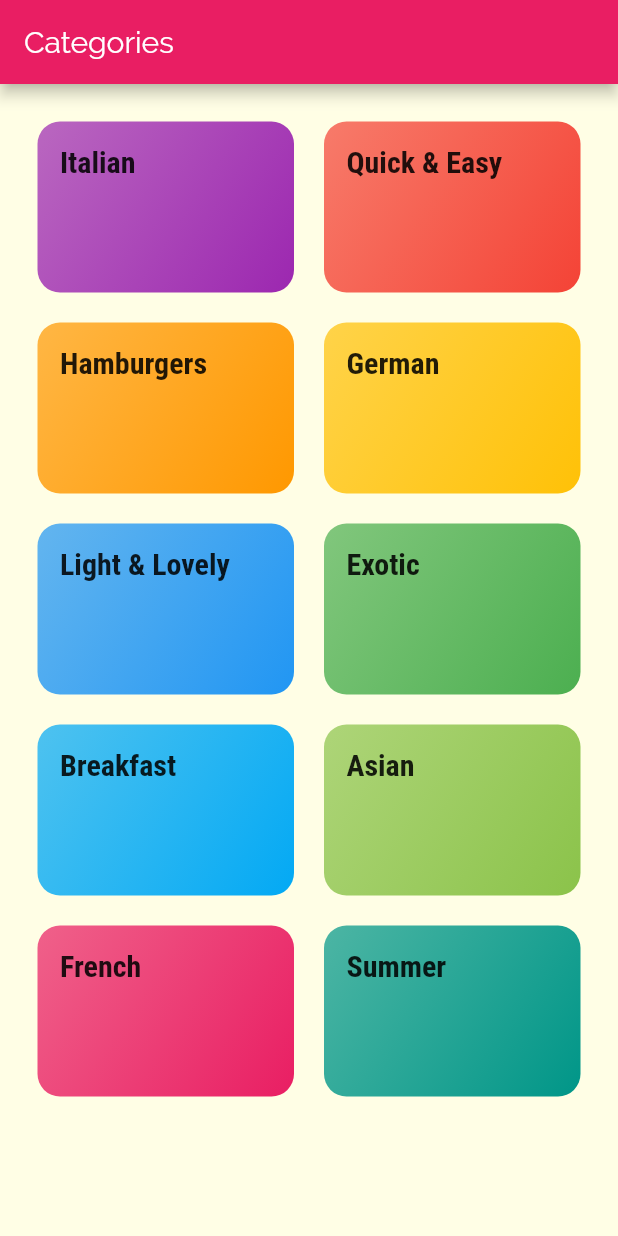
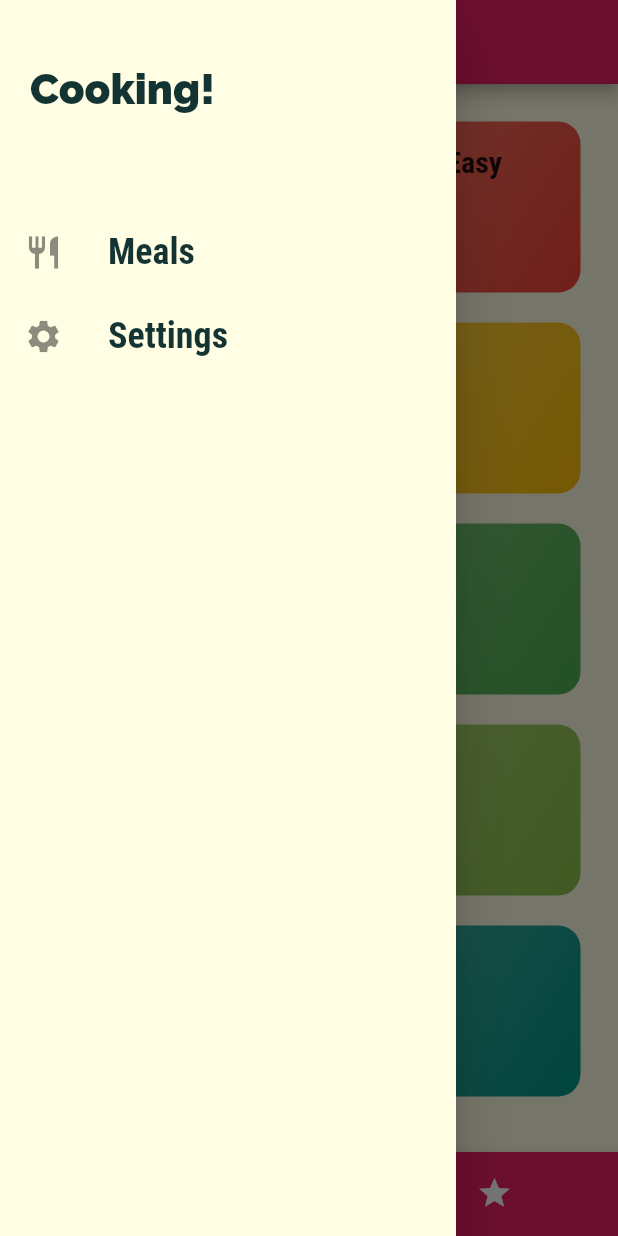
Before and after one commit to aliparchekan/flutter-meals-app, a Flutter app: the screen it shows after launch, with the side drawer open (before the commit the screen has no drawer), on a phone screen of 412 x 824 dp. Run offline on Flutter 3.47's test engine with Material 2 defaults, Android fonts, the phone set to English and light mode, and no system bars.

Commit message:
add tabs

```diff
--- a/lib/main.dart
+++ b/lib/main.dart
@@ -1,4 +1,6 @@
 import 'package:flutter/material.dart';
+import './screens/settings_screen.dart';
+import './screens/tabs-screen.dart';
 
 import 'screens/category_meals_screen.dart';
 import 'screens/meal_detail_screen.dart';
@@ -34,9 +36,10 @@ class MyApp extends StatelessWidget {
       ),
       //home: CategoriesScreen(),
       routes: {
-        '/': (_) => CategoriesScreen(),
+        '/': (_) => TabsScreen(),
         CategoryMealsScreen.routeName: (ctx) => CategoryMealsScreen(),
         MealDetailScreen.routeName: (ctx) => MealDetailScreen(),
+        SettingsScreen.routeName: (ctx) => SettingsScreen(),
       },
       onUnknownRoute: (settings) {
         return MaterialPageRoute(builder: (ctx) => CategoriesScreen());
--- a/lib/screens/categories_screen.dart
+++ b/lib/screens/categories_screen.dart
@@ -7,11 +7,7 @@ import '../dummy_data.dart';
 class CategoriesScreen extends StatelessWidget {
   @override
   Widget build(BuildContext context) {
-    return Scaffold(
-      appBar: AppBar(
-        title: const Text('Categories'),
-      ),
-      body: GridView(
+    return GridView(
       padding: const EdgeInsets.all(25),
       gridDelegate: SliverGridDelegateWithMaxCrossAxisExtent(
         maxCrossAxisExtent: 200,
@@ -22,7 +18,6 @@ class CategoriesScreen extends StatelessWidget {
       children: DUMMY_CATEGORIES.map((cat) {
         return CategoryItem(cat.id, cat.title, cat.color);
       }).toList(),
-      ),
     );
   }
 }
--- /dev/null
+++ b/lib/screens/favorite-screen.dart
@@ -0,0 +1,10 @@
+import 'package:flutter/material.dart';
+
+class FavoriteScreen extends StatelessWidget {
+  @override
+  Widget build(BuildContext context) {
+    return Center(
+      child: Text('Favorites Page'),
+    );
+  }
+}
--- /dev/null
+++ b/lib/screens/settings_screen.dart
@@ -0,0 +1,15 @@
+import 'package:flutter/material.dart';
+import '../widgets/main_drawer.dart';
+
+class SettingsScreen extends StatelessWidget {
+  static const routeName = '/settings';
+  @override
+  Widget build(BuildContext context) {
+    return Scaffold(
+      drawer: MainDrawer(),
+      appBar: AppBar(
+        title: Text('Filters'),
+      ),
+    );
+  }
+}
--- /dev/null
+++ b/lib/screens/tabs-screen.dart
@@ -0,0 +1,56 @@
+import 'package:flutter/material.dart';
+import '../widgets/main_drawer.dart';
+
+import './categories_screen.dart';
+import './favorite-screen.dart';
+
+class TabsScreen extends StatefulWidget {
+  @override
+  _TabsScreenState createState() => _TabsScreenState();
+}
+
+class _TabsScreenState extends State<TabsScreen> {
+  final List<Map<String, Object>> _pages = [
+    {'page': CategoriesScreen(), 'title': 'Categories'},
+    {'page': FavoriteScreen(), 'title': 'Favorites'},
+  ];
+
+  int _selectedPageIndex = 0;
+
+  void _selectPage(int index) {
+    setState(() {
+      _selectedPageIndex = index;
+    });
+  }
+
+  @override
+  Widget build(BuildContext context) {
+    return Scaffold(
+      appBar: AppBar(
+        title: Text(_pages[_selectedPageIndex]['title']),
+      ),
+      drawer: MainDrawer(),
+      body: _pages[_selectedPageIndex]['page'],
+      bottomNavigationBar: BottomNavigationBar(
+        onTap: _selectPage,
+        backgroundColor: Theme.of(context).primaryColor,
+        unselectedItemColor: Colors.white,
+        selectedItemColor: Theme.of(context).accentColor,
+        currentIndex: _selectedPageIndex,
+        type: BottomNavigationBarType.shifting,
+        items: [
+          BottomNavigationBarItem(
+            backgroundColor: Theme.of(context).primaryColor,
+            icon: Icon(Icons.category),
+            label: 'Categories',
+          ),
+          BottomNavigationBarItem(
+            backgroundColor: Theme.of(context).primaryColor,
+            icon: Icon(Icons.star),
+            label: 'Favorites',
+          ),
+        ],
+      ),
+    );
+  }
+}
--- /dev/null
+++ b/lib/widgets/main_drawer.dart
@@ -0,0 +1,55 @@
+import 'package:flutter/material.dart';
+import '../screens/settings_screen.dart';
+
+class MainDrawer extends StatelessWidget {
+  Widget _buildListTile(String text, IconData icon, Function tapHandler) {
+    return ListTile(
+      leading: Icon(
+        icon,
+        size: 26,
+      ),
+      title: Text(
+        text,
+        style: TextStyle(
+          fontFamily: 'RobotoCondensed',
+          fontSize: 24,
+          fontWeight: FontWeight.bold,
+        ),
+      ),
+      onTap: tapHandler,
+    );
+  }
+
+  @override
+  Widget build(BuildContext context) {
+    return Drawer(
+      child: Column(
+        children: [
+          Container(
+            width: double.infinity,
+            height: 120,
+            padding: EdgeInsets.all(20),
+            alignment: Alignment.centerLeft,
+            child: Text(
+              'Cooking!',
+              style: TextStyle(
+                fontWeight: FontWeight.w900,
+                fontSize: 28,
+              ),
+            ),
+          ),
+          const SizedBox(
+            height: 20,
+          ),
+          _buildListTile('Meals', Icons.restaurant, () {
+            Navigator.of(context).pushReplacementNamed('/');
+          }),
+          _buildListTile('Settings', Icons.settings, () {
+            Navigator.of(context)
+                .pushReplacementNamed(SettingsScreen.routeName);
+          }),
+        ],
+      ),
+    );
+  }
+}
```
Lines whose indentation alone changed are shown as unchanged.
